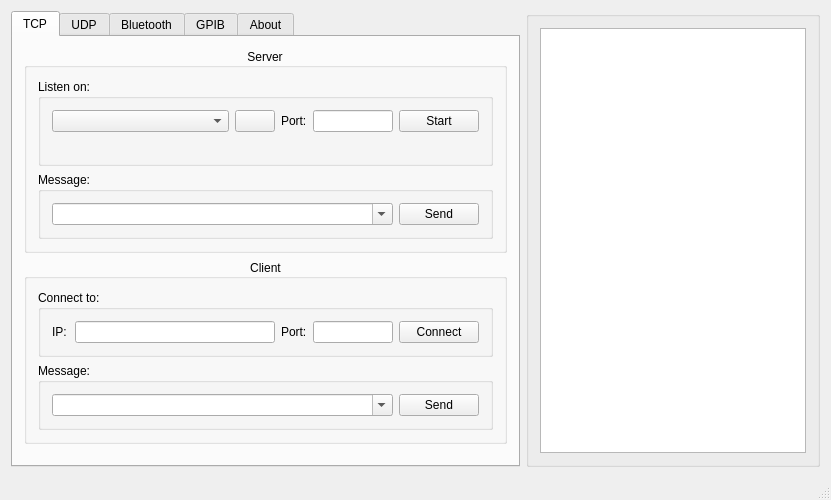
Above: mainwindow.ui from rookiepeng/comm-test before the change. Below: the same form after it.
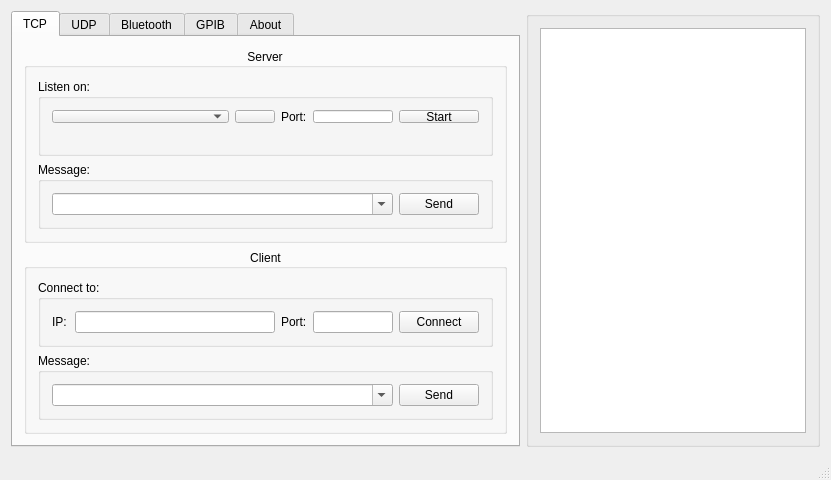
That is the form after the change. Icons and pictures are not drawn.

What changed in the file:
```diff
--- a/mainwindow.ui
+++ b/mainwindow.ui
@@ -7,13 +7,13 @@
     <x>0</x>
     <y>0</y>
     <width>831</width>
-    <height>500</height>
+    <height>480</height>
    </rect>
   </property>
   <property name="minimumSize">
    <size>
     <width>500</width>
-    <height>500</height>
+    <height>480</height>
    </size>
   </property>
   <property name="windowTitle">
@@ -1106,7 +1106,7 @@
      <widget class="QGroupBox" name="groupBox_3">
       <property name="sizePolicy">
        <sizepolicy hsizetype="Preferred" vsizetype="Preferred">
-        <horstretch>1</horstretch>
+        <horstretch>0</horstretch>
         <verstretch>0</verstretch>
        </sizepolicy>
       </property>
```
